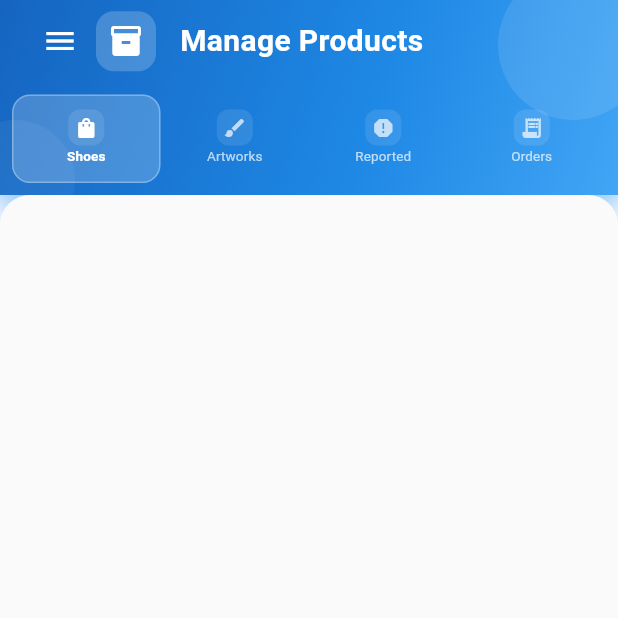
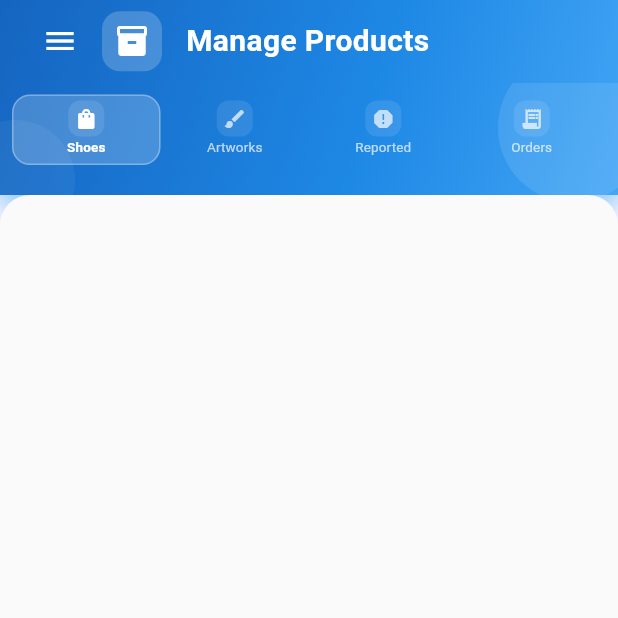
Before and after one commit to ShoeFreak2025/AdminShoeFrk, a Flutter app: the ProductScreen screen opened by its route, on a phone screen of 412 x 824 dp, the top half of it. Run offline on Flutter 3.47's test engine with Material 3 defaults, Android fonts, the light colour scheme and no system bars; our stand-ins replace flutter_colorpicker, image_picker, shimmer, supabase_flutter; accounts and stored records are empty; network calls fail.

Commit message:
Fixes applied

```diff
--- a/lib/screens/product_screen.dart
+++ b/lib/screens/product_screen.dart
@@ -13,10 +13,12 @@ class ProductScreen extends StatefulWidget {
 
   @override
   State<ProductScreen> createState() => _ProductScreenState();
+
 }
 
 class _ProductScreenState extends State<ProductScreen>
     with TickerProviderStateMixin {
+  final GlobalKey<ScaffoldState> _scaffoldKey = GlobalKey<ScaffoldState>();
   late TabController _tabController;
   late AnimationController _fadeController;
   late AnimationController _slideController;
@@ -248,6 +250,8 @@ class _ProductScreenState extends State<ProductScreen>
   }
 
   Widget _buildHeader() {
+    final bool showHamburger = !ResponsiveUtil.isDesktop(context);
+
     return SlideTransition(
       position: _slideAnimation,
       child: FadeTransition(
@@ -279,33 +283,7 @@ class _ProductScreenState extends State<ProductScreen>
               ),
             ],
           ),
-          child: Stack(
-            children: [
-              Positioned(
-                top: -20,
-                right: -20,
-                child: Container(
-                  width: 100,
-                  height: 100,
-                  decoration: BoxDecoration(
-                    shape: BoxShape.circle,
-                    color: Colors.white.withOpacity(0.1),
-                  ),
-                ),
-              ),
-              Positioned(
-                bottom: -30,
-                left: -30,
-                child: Container(
-                  width: 80,
-                  height: 80,
-                  decoration: BoxDecoration(
-                    shape: BoxShape.circle,
-                    color: Colors.white.withOpacity(0.05),
-                  ),
-                ),
-              ),
-              Column(
+          child: Column(
             children: [
               Container(
                 height: ResponsiveUtil.responsiveValue(
@@ -323,14 +301,30 @@ class _ProductScreenState extends State<ProductScreen>
                   ),
                 ),
                 child: Row(
+                  crossAxisAlignment: CrossAxisAlignment.center,
                   children: [
-                        if (!ResponsiveUtil.isDesktop(context))
-                          Builder(
-                            builder: (context) => IconButton(
-                              icon: const Icon(Icons.menu, color: Colors.white),
-                              onPressed: () => Scaffold.of(context).openDrawer(),
+                    if (showHamburger)
+                      Material(
+                        color: Colors.transparent,
+                        child: InkWell(
+                          borderRadius: BorderRadius.circular(24),
+                          child: Padding(
+                            padding: const EdgeInsets.all(12.0),
+                            child: Icon(
+                              Icons.menu,
+                              color: Colors.white,
+                              size: ResponsiveUtil.responsiveValue(
+                                context: context,
+                                mobile: 24,
+                                tablet: 24,
+                                desktop: 24,
                               ),
                             ),
+                          ),
+                        ),
+                      ),
+                    if (showHamburger)
+                      const SizedBox(width: 4),
                     Container(
                       padding: const EdgeInsets.all(8),
                       decoration: BoxDecoration(
@@ -362,13 +356,40 @@ class _ProductScreenState extends State<ProductScreen>
                           fontWeight: FontWeight.bold,
                           color: Colors.white,
                         ),
+                        overflow: TextOverflow.ellipsis,
                       ),
                     ),
                   ],
                 ),
               ),
               Expanded(
+                child: Stack(
+                  children: [
+                    Positioned(
+                      top: -20,
+                      right: -20,
                       child: Container(
+                        width: 100,
+                        height: 100,
+                        decoration: BoxDecoration(
+                          shape: BoxShape.circle,
+                          color: Colors.white.withOpacity(0.1),
+                        ),
+                      ),
+                    ),
+                    Positioned(
+                      bottom: -30,
+                      left: -30,
+                      child: Container(
+                        width: 80,
+                        height: 80,
+                        decoration: BoxDecoration(
+                          shape: BoxShape.circle,
+                          color: Colors.white.withOpacity(0.05),
+                        ),
+                      ),
+                    ),
+                    Container(
                       padding: EdgeInsets.symmetric(
                         horizontal: ResponsiveUtil.responsiveValue(
                           context: context,
@@ -424,8 +445,8 @@ class _ProductScreenState extends State<ProductScreen>
                             MediaQuery.of(context).size.width),
                       ),
                     ),
+                  ],
                 ),
-                ],
               ),
             ],
           ),
@@ -469,6 +490,8 @@ class _ProductScreenState extends State<ProductScreen>
 
   @override
   Widget build(BuildContext context) {
+    final bool showDrawer = !ResponsiveUtil.isDesktop(context);
+
     if (widget.onNavigate != null) {
       return Column(
         children: [
@@ -479,7 +502,8 @@ class _ProductScreenState extends State<ProductScreen>
     }
 
     return Scaffold(
-      drawer: ResponsiveUtil.isMobile(context)
+      key: _scaffoldKey,
+      drawer: showDrawer
           ? SidebarWidget(
         onNavigate: _handleNavigation,
         currentRoute: 'products',
```
Also changed, not shown: lib/screens/dashboard_screen.dart (+28 -50 lines), lib/screens/orders_screen.dart (+19 -2 lines). Lines whose indentation alone changed are shown as unchanged.
